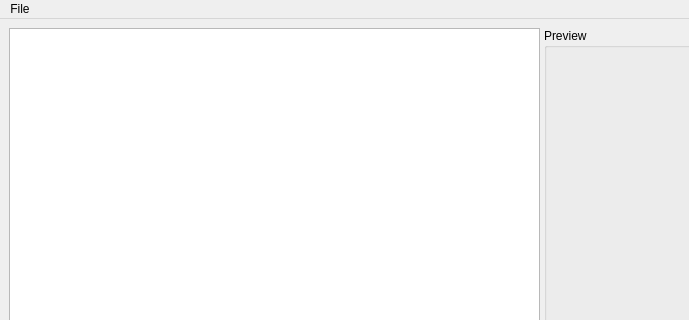
Before: the Qt Designer form fitsbench.ui in steveicarus/fitsbench, drawn with Qt 5; both pictures show x 0 to 689 and y 0 to 320 of the 1104 by 668 pixel window.
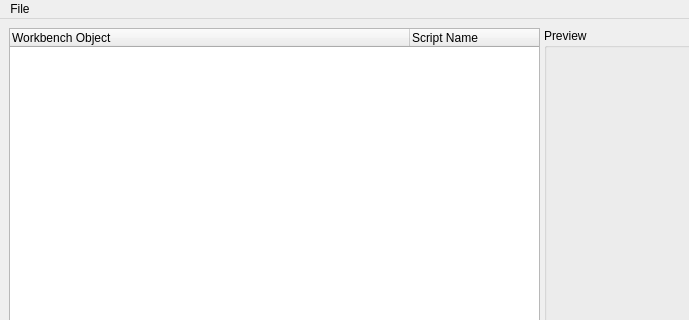
After: the same form once the commit is applied.

Commit message:
Add the ability to attach a script name to bench items.
The script names to into a second column. It is initially blank,
and can be set by the user interactively.

Also track the name in a bench_tree TCL array, where the script name
is used as an index into the array and the display name is the contents
of the array. This makes for a means of discovery for the named items.

Patch:
```diff
--- a/fitsbench.ui
+++ b/fitsbench.ui
@@ -28,11 +28,43 @@
         <bool>false</bool>
        </property>
        <property name="headerHidden">
-        <bool>true</bool>
+        <bool>false</bool>
        </property>
+       <property name="columnCount">
+        <number>2</number>
+       </property>
+       <attribute name="headerVisible">
+        <bool>true</bool>
+       </attribute>
+       <attribute name="headerCascadingSectionResizes">
+        <bool>true</bool>
+       </attribute>
+       <attribute name="headerDefaultSectionSize">
+        <number>400</number>
+       </attribute>
+       <attribute name="headerHighlightSections">
+        <bool>false</bool>
+       </attribute>
+       <attribute name="headerCascadingSectionResizes">
+        <bool>true</bool>
+       </attribute>
+       <attribute name="headerDefaultSectionSize">
+        <number>400</number>
+       </attribute>
+       <attribute name="headerVisible">
+        <bool>true</bool>
+       </attribute>
+       <attribute name="headerHighlightSections">
+        <bool>false</bool>
+       </attribute>
        <column>
         <property name="text">
-         <string>1</string>
+         <string>Workbench Object</string>
+        </property>
+       </column>
+       <column>
+        <property name="text">
+         <string>Script Name</string>
         </property>
        </column>
       </widget>
```
The commit also changes 8 other files.
